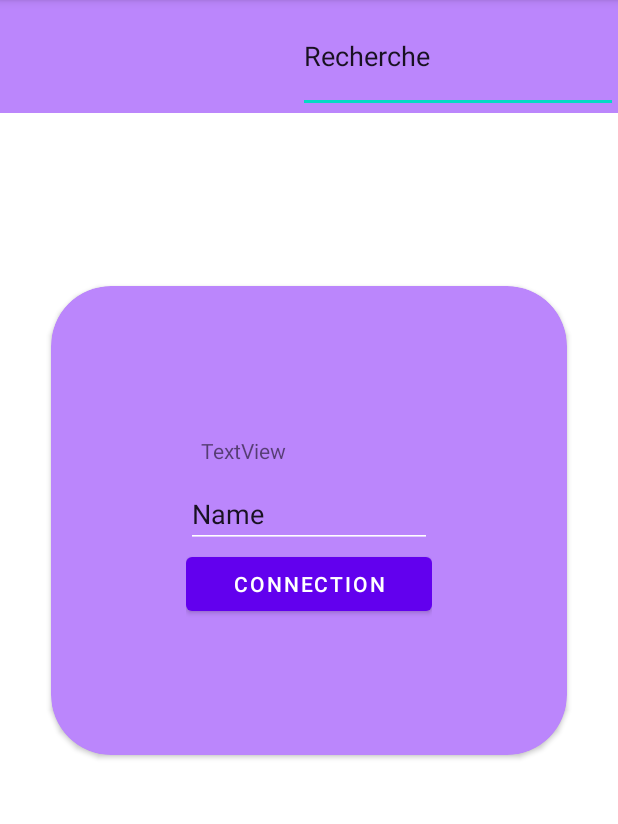
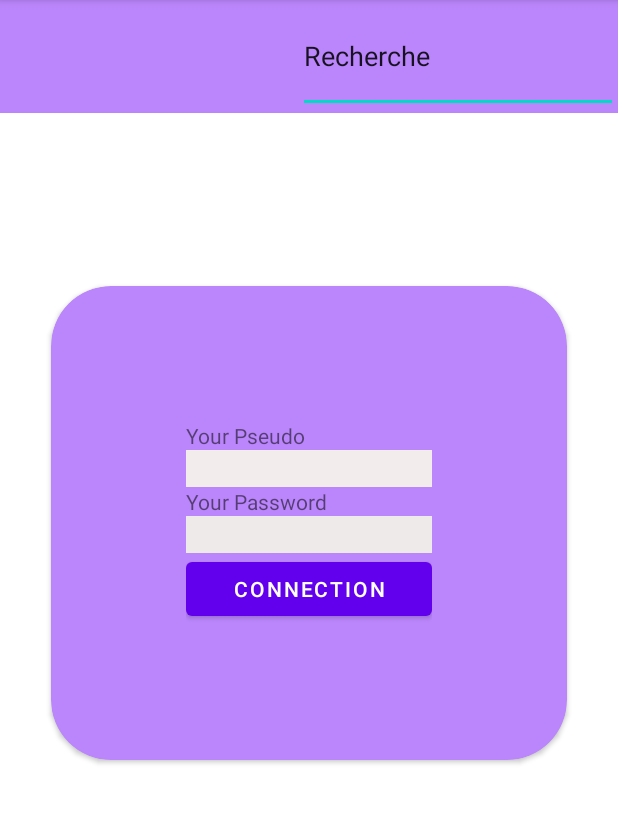
Before and after one commit to Ana-MIRANDA/Discold, an Android app: the screen it shows after launch (LogInActivity), on a phone screen of 412 x 824 dp, the part 84-908 px from its top. Run offline under Robolectric (Android 15) with nearby library versions, the phone set to English and light mode, and no system bars.

Commit message:
client_mobile login with verifcation pseudo and pasw

```diff
--- a/app/src/main/java/com/ana/discold/WSUtils/OkHttpUtils.java
+++ b/app/src/main/java/com/ana/discold/WSUtils/OkHttpUtils.java
@@ -31,7 +31,7 @@ public class OkHttpUtils {
 
         OkHttpClient client = new OkHttpClient();
         RequestBody body = RequestBody.create(JSON, json);
-        Request pedido = new Request.Builder().url(url).post(body).build();
+        Request pedido = new Request.Builder().url(url).post(body).build(); //construir o pedido
         Response resposta = client.newCall(pedido).execute();
         if(resposta.code() < 200 || resposta.code() >=300) {
             throw new Exception("Incorrect " + resposta.code());
--- a/app/src/main/res/layout/activity_log_in.xml
+++ b/app/src/main/res/layout/activity_log_in.xml
@@ -12,7 +12,7 @@ android:orientation="vertical">
     android:layout_width="match_parent"
     android:layout_height="wrap_content"
     android:background="@color/purple_200"
-    android:backgroundTint="@color/purple_200"
+
     android:orientation="horizontal">
 
     <Spinner
@@ -21,7 +21,7 @@ android:orientation="vertical">
         android:layout_height="wrap_content"
         android:layout_weight="1"
         android:background="@color/black"
-        android:backgroundTint="@color/purple_200"
+
         android:dropDownSelector="@android:drawable/ic_menu_sort_by_size" />
 
     <EditText
@@ -58,28 +58,42 @@ android:orientation="vertical">
         android:orientation="vertical"
         android:padding="10dp">
 
+
         <TextView
-            android:id="@+id/textView3"
-            android:layout_width="wrap_content"
+            android:id="@+id/textView"
+            android:layout_width="match_parent"
             android:layout_height="wrap_content"
-            android:layout_margin="10dp"
-            android:text="TextView" />
+            android:text="Your Pseudo" />
 
         <EditText
             android:id="@+id/etUserPseudo"
             android:layout_width="wrap_content"
             android:layout_height="wrap_content"
-            android:backgroundTint="@color/white"
+
+            android:background="#F3ECEC"
             android:ems="10"
-            android:inputType="textPersonName"
-            android:text="Name" />
+            android:inputType="textPersonName" />
+
+
+        <TextView
+            android:id="@+id/textView2"
+            android:layout_width="match_parent"
+            android:layout_height="wrap_content"
+            android:text="Your Password" />
+
+        <EditText
+            android:id="@+id/etPassword"
+            android:layout_width="match_parent"
+            android:layout_height="wrap_content"
+            android:background="#EFEAEA"
+            android:ems="10"
+            android:inputType="textPassword" />
 
         <Button
             android:onClick="goChat"
             android:id="@+id/btnLogin"
             android:layout_width="match_parent"
             android:layout_height="wrap_content"
-            android:layout_below="@+id/data_linear"
             android:text="Connection"
             android:textColor="@android:color/white" />
     </LinearLayout>
```
Also changed, not shown: app/build.gradle (added, +44 -0 lines), app/src/main/java/com/ana/discold/Beans/UserBean.java (+22 -3 lines), app/src/main/java/com/ana/discold/LogInActivity.java (+46 -6 lines), app/src/main/java/com/ana/discold/MainActivity.java (+6 -8 lines), app/src/main/java/com/ana/discold/MessageAdapter.java (+1 -9 lines), app/src/main/java/com/ana/discold/WSUtils/WSUtils.java (+21 -0 lines), 2 other files.
